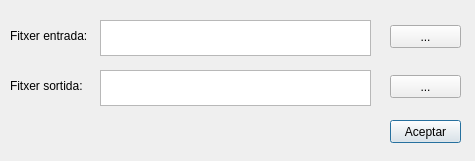
Before: the Qt Designer form padrohabitants_dialog.ui in psigcat/padrohabitants, drawn with Qt 5.
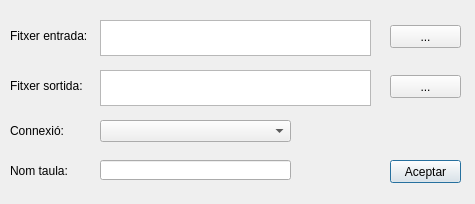
After: the same form once the commit is applied.

```diff
--- a/padrohabitants_dialog.ui
+++ b/padrohabitants_dialog.ui
@@ -7,7 +7,7 @@
     <x>0</x>
     <y>0</y>
     <width>475</width>
-    <height>161</height>
+    <height>204</height>
    </rect>
   </property>
   <property name="windowTitle">
@@ -17,7 +17,7 @@
    <property name="geometry">
     <rect>
      <x>390</x>
-     <y>120</y>
+     <y>160</y>
      <width>71</width>
      <height>23</height>
     </rect>
@@ -124,6 +124,52 @@
 &lt;p style=&quot;-qt-paragraph-type:empty; margin-top:0px; margin-bottom:0px; margin-left:0px; margin-right:0px; -qt-block-indent:0; text-indent:0px; font-size:8pt;&quot;&gt;&lt;br /&gt;&lt;/p&gt;&lt;/body&gt;&lt;/html&gt;</string>
    </property>
   </widget>
+  <widget class="QComboBox" name="cboConnection">
+   <property name="geometry">
+    <rect>
+     <x>100</x>
+     <y>120</y>
+     <width>191</width>
+     <height>22</height>
+    </rect>
+   </property>
+  </widget>
+  <widget class="QLabel" name="label_3">
+   <property name="geometry">
+    <rect>
+     <x>10</x>
+     <y>120</y>
+     <width>91</width>
+     <height>21</height>
+    </rect>
+   </property>
+   <property name="text">
+    <string>Connexió:</string>
+   </property>
+  </widget>
+  <widget class="QLabel" name="label_4">
+   <property name="geometry">
+    <rect>
+     <x>10</x>
+     <y>160</y>
+     <width>91</width>
+     <height>21</height>
+    </rect>
+   </property>
+   <property name="text">
+    <string>Nom taula:</string>
+   </property>
+  </widget>
+  <widget class="QLineEdit" name="txtTableName">
+   <property name="geometry">
+    <rect>
+     <x>100</x>
+     <y>160</y>
+     <width>191</width>
+     <height>20</height>
+    </rect>
+   </property>
+  </widget>
  </widget>
  <resources/>
  <connections/>
```
